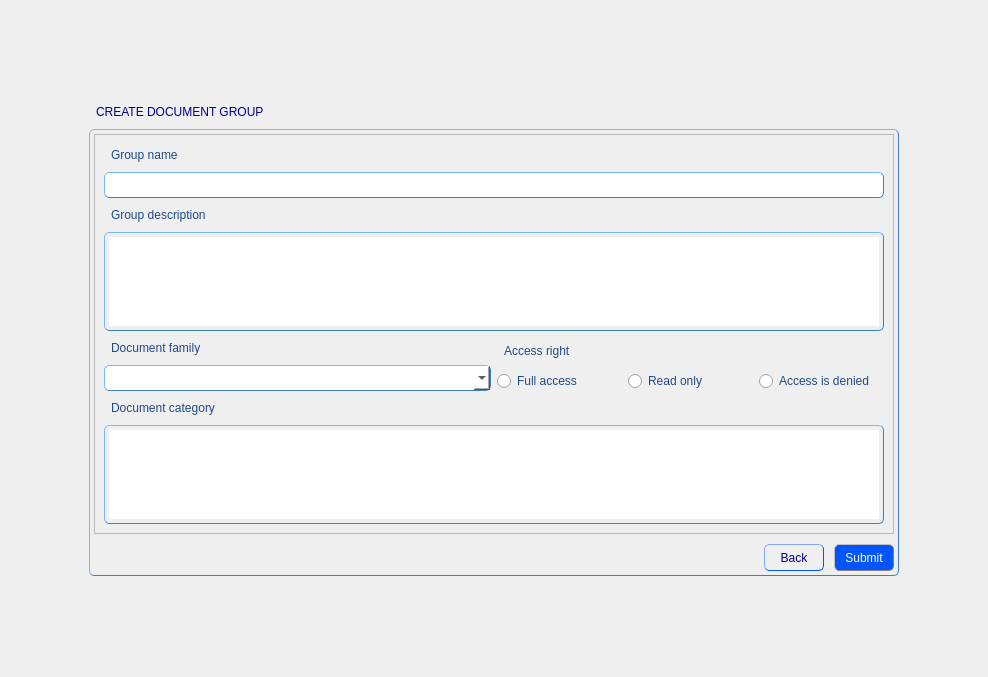
Above: Builder/Builder/createdocgroupsform.ui from Rork96/QtProjects before the change. Below: the same form after it.
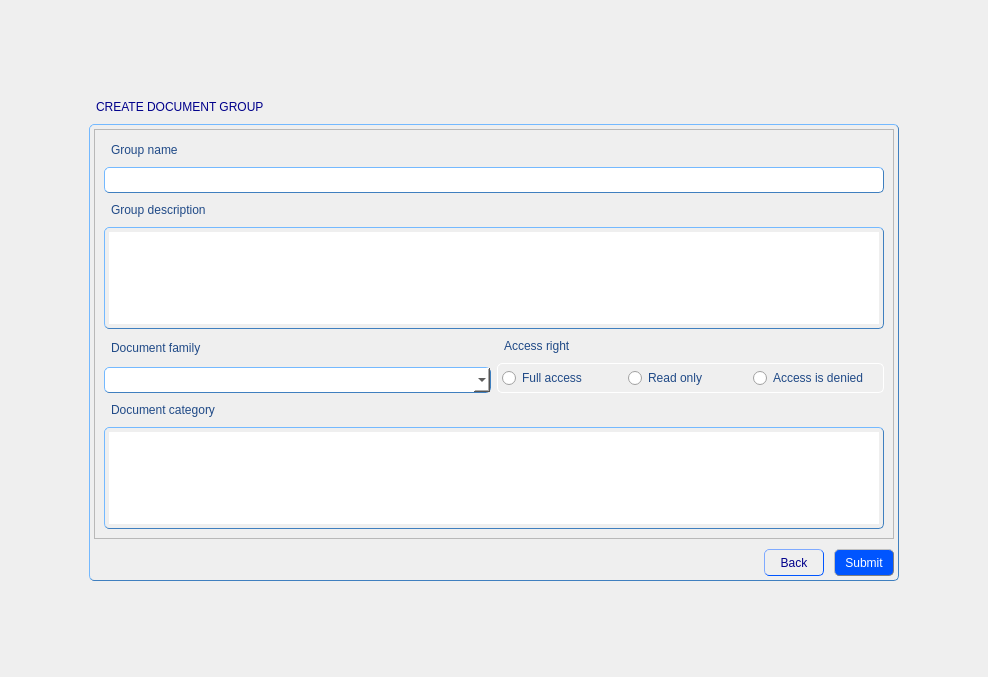
That is the form after the change.

The edit to the form file:
```diff
--- a/Builder/Builder/createdocgroupsform.ui
+++ b/Builder/Builder/createdocgroupsform.ui
@@ -112,13 +112,13 @@
         <property name="minimumSize">
          <size>
           <width>800</width>
-          <height>400</height>
+          <height>410</height>
          </size>
         </property>
         <property name="maximumSize">
          <size>
           <width>800</width>
-          <height>400</height>
+          <height>410</height>
          </size>
         </property>
         <property name="widgetResizable">
@@ -130,10 +130,10 @@
            <x>0</x>
            <y>0</y>
            <width>798</width>
-           <height>398</height>
+           <height>408</height>
           </rect>
          </property>
-         <layout class="QGridLayout" name="gridLayout_2">
+         <layout class="QGridLayout" name="gridLayout_4">
           <item row="0" column="0">
            <widget class="QLabel" name="label_2">
             <property name="text">
@@ -141,9 +141,6 @@
             </property>
            </widget>
           </item>
-          <item row="1" column="0" colspan="2">
-           <widget class="QLineEdit" name="groupNameline"/>
-          </item>
           <item row="2" column="0">
            <widget class="QLabel" name="label_3">
             <property name="text">
@@ -172,39 +169,143 @@
            <layout class="QVBoxLayout" name="verticalLayout_2">
             <item>
              <widget class="QLabel" name="label_6">
+              <property name="sizePolicy">
+               <sizepolicy hsizetype="Preferred" vsizetype="Fixed">
+                <horstretch>0</horstretch>
+                <verstretch>0</verstretch>
+               </sizepolicy>
+              </property>
+              <property name="maximumSize">
+               <size>
+                <width>16777215</width>
+                <height>25</height>
+               </size>
+              </property>
               <property name="text">
                <string>Access right</string>
               </property>
              </widget>
             </item>
             <item>
-             <layout class="QHBoxLayout" name="horizontalLayout_2">
-              <item>
+             <widget class="QGroupBox" name="groupBox_2">
+              <property name="sizePolicy">
+               <sizepolicy hsizetype="Preferred" vsizetype="Fixed">
+                <horstretch>0</horstretch>
+                <verstretch>0</verstretch>
+               </sizepolicy>
+              </property>
+              <property name="maximumSize">
+               <size>
+                <width>16777215</width>
+                <height>50</height>
+               </size>
+              </property>
+              <property name="styleSheet">
+               <string notr="true">QGroupBox {
+               color: black;
+               border: 1px solid rgb(255, 255, 255); 
+              }</string>
+              </property>
+              <property name="title">
+               <string/>
+              </property>
+              <layout class="QGridLayout" name="gridLayout_2">
+               <property name="leftMargin">
+                <number>0</number>
+               </property>
+               <property name="topMargin">
+                <number>0</number>
+               </property>
+               <property name="rightMargin">
+                <number>0</number>
+               </property>
+               <property name="bottomMargin">
+                <number>0</number>
+               </property>
+               <property name="spacing">
+                <number>0</number>
+               </property>
+               <item row="0" column="0">
                <widget class="QRadioButton" name="fullAccessButton">
+                 <property name="sizePolicy">
+                  <sizepolicy hsizetype="Minimum" vsizetype="Fixed">
+                   <horstretch>0</horstretch>
+                   <verstretch>0</verstretch>
+                  </sizepolicy>
+                 </property>
+                 <property name="minimumSize">
+                  <size>
+                   <width>30</width>
+                   <height>0</height>
+                  </size>
+                 </property>
+                 <property name="maximumSize">
+                  <size>
+                   <width>16777215</width>
+                   <height>30</height>
+                  </size>
+                 </property>
                 <property name="text">
                  <string>Full access</string>
                 </property>
                </widget>
               </item>
-              <item>
+               <item row="0" column="1">
                <widget class="QRadioButton" name="readOnlyButton">
+                 <property name="sizePolicy">
+                  <sizepolicy hsizetype="Minimum" vsizetype="Fixed">
+                   <horstretch>0</horstretch>
+                   <verstretch>0</verstretch>
+                  </sizepolicy>
+                 </property>
+                 <property name="minimumSize">
+                  <size>
+                   <width>30</width>
+                   <height>0</height>
+                  </size>
+                 </property>
+                 <property name="maximumSize">
+                  <size>
+                   <width>16777215</width>
+                   <height>30</height>
+                  </size>
+                 </property>
                 <property name="text">
                  <string>Read only</string>
                 </property>
                </widget>
               </item>
-              <item>
+               <item row="0" column="2">
                <widget class="QRadioButton" name="accessDeniedButton">
+                 <property name="sizePolicy">
+                  <sizepolicy hsizetype="Minimum" vsizetype="Fixed">
+                   <horstretch>0</horstretch>
+                   <verstretch>0</verstretch>
+                  </sizepolicy>
+                 </property>
+                 <property name="minimumSize">
+                  <size>
+                   <width>30</width>
+                   <height>0</height>
+                  </size>
+                 </property>
+                 <property name="maximumSize">
+                  <size>
+                   <width>16777215</width>
+                   <height>30</height>
+                  </size>
+                 </property>
                 <property name="text">
                  <string>Access is denied</string>
                 </property>
                </widget>
               </item>
              </layout>
+             </widget>
             </item>
            </layout>
           </item>
-          <item row="5" column="0">
+          <item row="5" column="0" colspan="2">
            <widget class="QLabel" name="label_5">
             <property name="text">
              <string>Document category</string>
@@ -214,6 +315,9 @@
           <item row="6" column="0" colspan="2">
            <widget class="QListView" name="docCategoryListView"/>
           </item>
+          <item row="1" column="0" colspan="2">
+           <widget class="QLineEdit" name="groupNameline"/>
+          </item>
          </layout>
         </widget>
        </widget>
```
Lines whose indentation alone changed are shown as unchanged.
